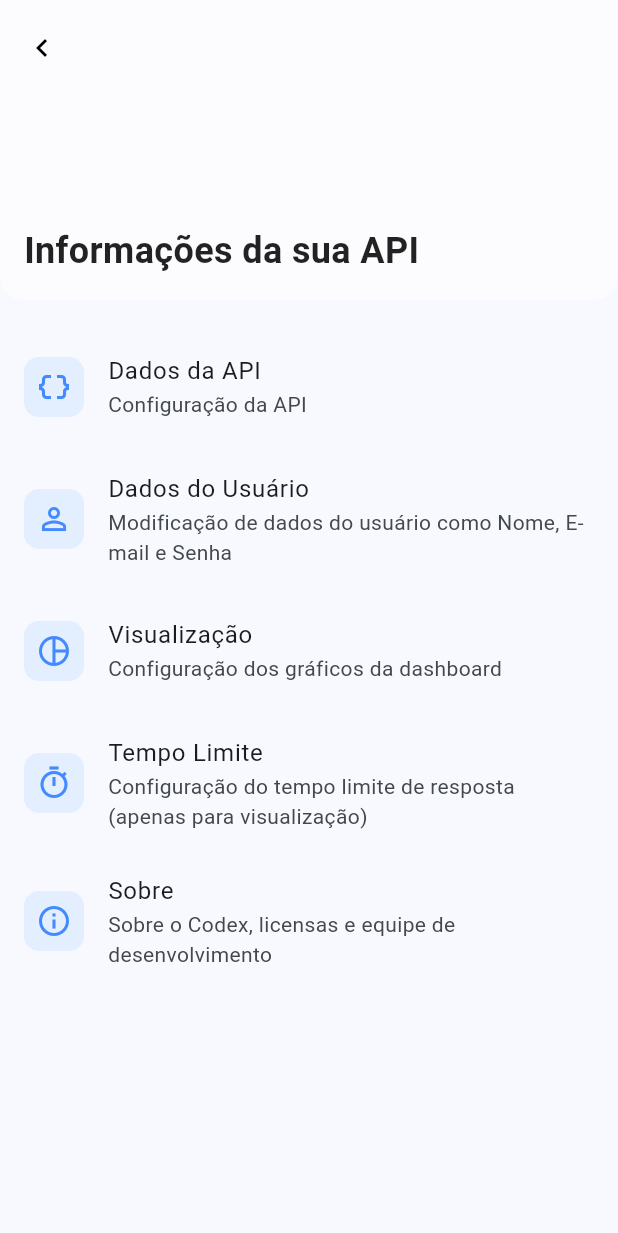
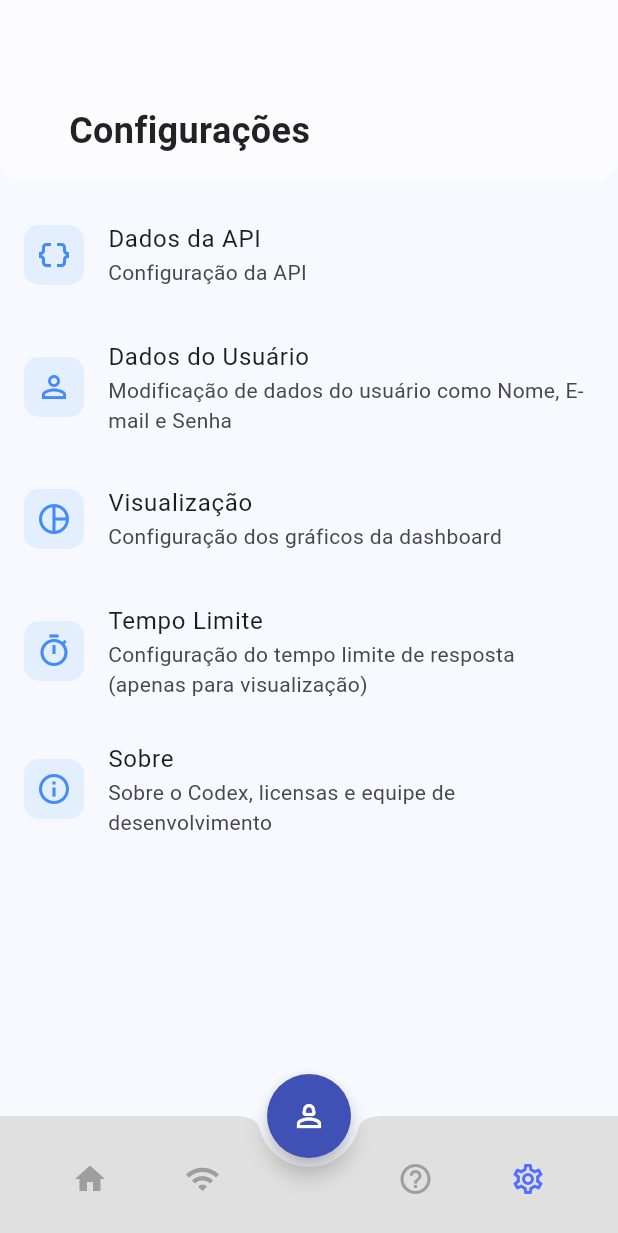
Before and after one commit to ZeniteMobile/Codex-Front-End, a Flutter app: the SettingsPage screen opened by its route, on a phone screen of 412 x 824 dp. Shown: the top 1233 px of the screen. Run offline on Flutter 3.47's test engine with Material 3 defaults, Android fonts, the phone set to English and light mode, and no system bars.

Commit message:
[ FEAT ] Implementação do ScaffoldWithSlivers no settings_page

```diff
--- a/lib/pages/settings_page.dart
+++ b/lib/pages/settings_page.dart
@@ -1,4 +1,5 @@
 import 'dart:ui';
+import 'package:codex/components/scaffold_with_slivers.dart';
 import 'package:codex/routes/app_routes.dart';
 import 'package:flutter/material.dart';
 
@@ -7,47 +8,12 @@ class SettingsPage extends StatelessWidget {
 
   @override
   Widget build(BuildContext context) {
-    return Scaffold(
-      body: CustomScrollView(
-        physics: const BouncingScrollPhysics(),
-        slivers: [
-          SliverAppBar.medium(
-            pinned: true,
-            expandedHeight: 200,
-            elevation: 0,
-            backgroundColor: Colors.transparent,
-            leading: IconButton(
-              icon: const Icon(Icons.chevron_left),
-              color: Colors.black,
-              onPressed: () => Navigator.of(context).pop(),
-            ),
-            flexibleSpace: ClipRRect(
-              borderRadius: const BorderRadius.only(
-                bottomLeft: Radius.circular(16),
-                bottomRight: Radius.circular(16),
-              ),
-              child: BackdropFilter(
-                filter: ImageFilter.blur(sigmaX: 8, sigmaY: 8),
-                child: Container(
-                  color: Colors.white.withValues(alpha: 0.5),
-                  padding: const EdgeInsets.all(16),
-                  alignment: Alignment.bottomLeft,
-                  child: const Text(
-                    'Informações da sua API',
-                    style: TextStyle(
-                      color: Colors.black87,
-                      fontSize: 24,
-                      fontWeight: FontWeight.bold,
-                    ),
-                  ),
-                ),
-              ),
-            ),
-          ),
-          SliverPadding(
-            padding: const EdgeInsets.symmetric(horizontal: 0, vertical: 8),
-            sliver: SliverList(
-              delegate: SliverChildListDelegate([
+    return ScaffoldWithSlivers(
+      title: "Configurações",
+      showBackButton: false,
+      currentRoute: AppRoutes.settings,
+      body: Column(
+        children: [
           const SizedBox(height: 8),
           _buildSettingsItem(
             context,
@@ -91,16 +57,12 @@ class SettingsPage extends StatelessWidget {
             context,
             icon: Icons.info_outline,
             title: 'Sobre',
-                  subtitle:
-                      'Sobre o Codex, licensas e equipe de desenvolvimento',
+            subtitle: 'Sobre o Codex, licensas e equipe de desenvolvimento',
             onTap: () {
               Navigator.pushNamed(context, AppRoutes.about);
             },
           ),
           const SizedBox(height: 32),
-              ]),
-            ),
-          ),
         ],
       ),
     );
```
Lines whose indentation alone changed are shown as unchanged.
